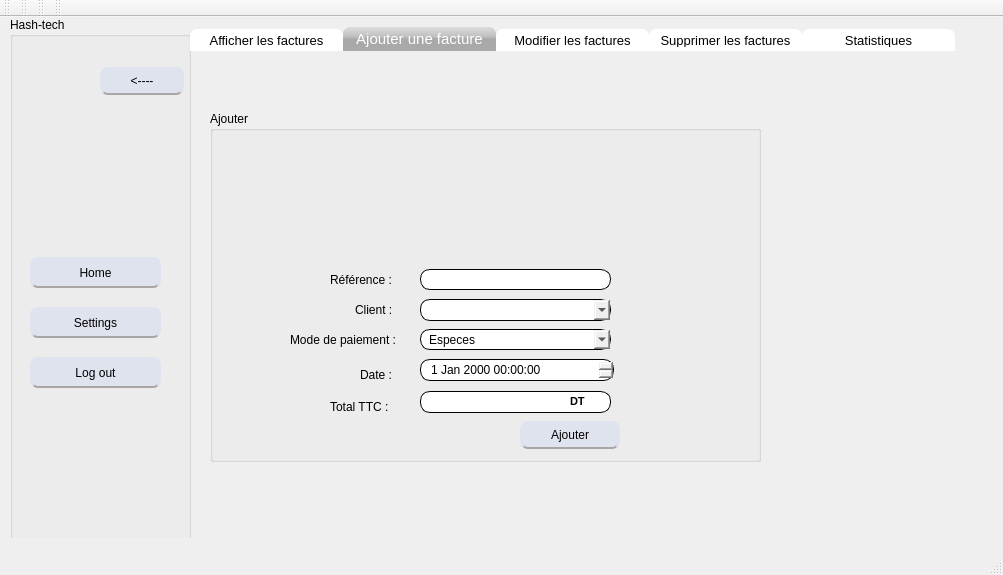
naouelboughattas/Smart_Shop_2A17, file mainwindow.ui: the form before one commit.
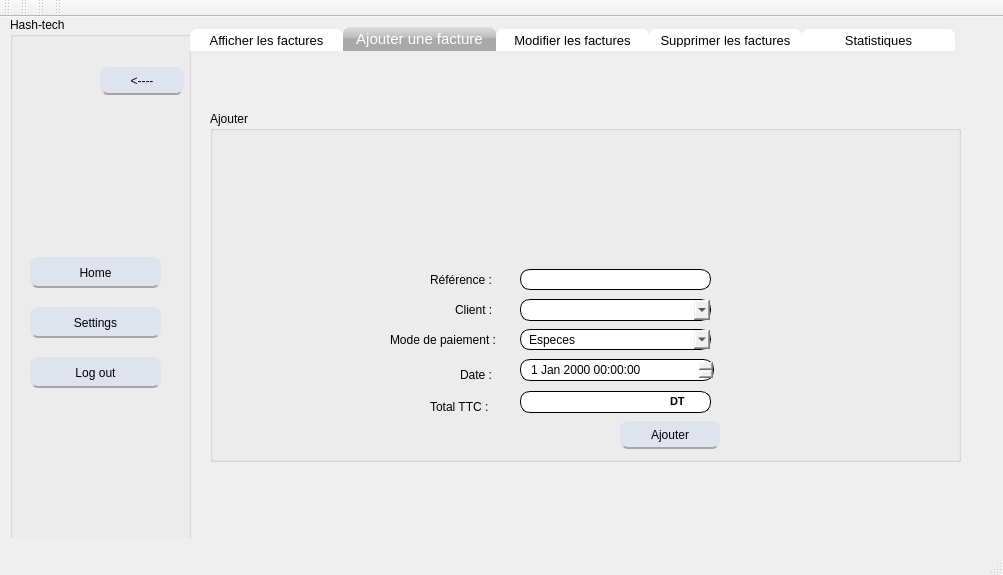
The form after the commit. The open tabs and pages were chosen to show the change. Icons and pictures are not drawn. Custom widgets are drawn as their Qt base class.

Commit message: EKHER UPDATE LYOUM !

Patch:
```diff
--- a/mainwindow.ui
+++ b/mainwindow.ui
@@ -785,7 +785,7 @@
          <rect>
           <x>20</x>
           <y>60</y>
-          <width>551</width>
+          <width>751</width>
           <height>351</height>
          </rect>
         </property>
@@ -798,7 +798,7 @@
          </property>
          <property name="geometry">
           <rect>
-           <x>210</x>
+           <x>310</x>
            <y>158</y>
            <width>191</width>
            <height>21</height>
@@ -821,7 +821,7 @@
         <widget class="QLineEdit" name="le_ttc_f">
          <property name="geometry">
           <rect>
-           <x>210</x>
+           <x>310</x>
            <y>280</y>
            <width>191</width>
            <height>22</height>
@@ -841,7 +841,7 @@
         <widget class="QLabel" name="label">
          <property name="geometry">
           <rect>
-           <x>120</x>
+           <x>220</x>
            <y>158</y>
            <width>71</width>
            <height>21</height>
@@ -854,7 +854,7 @@
         <widget class="QLabel" name="label_2">
          <property name="geometry">
           <rect>
-           <x>150</x>
+           <x>250</x>
            <y>248</y>
            <width>41</width>
            <height>31</height>
@@ -867,7 +867,7 @@
         <widget class="QLabel" name="label_3">
          <property name="geometry">
           <rect>
-           <x>120</x>
+           <x>220</x>
            <y>280</y>
            <width>81</width>
            <height>31</height>
@@ -880,7 +880,7 @@
         <widget class="QPushButton" name="pb_ajouter">
          <property name="geometry">
           <rect>
-           <x>310</x>
+           <x>410</x>
            <y>310</y>
            <width>100</width>
            <height>28</height>
@@ -916,7 +916,7 @@
         <widget class="QDateTimeEdit" name="date_box">
          <property name="geometry">
           <rect>
-           <x>210</x>
+           <x>310</x>
            <y>248</y>
            <width>194</width>
            <height>22</height>
@@ -936,7 +936,7 @@
         <widget class="QLabel" name="label_11">
          <property name="geometry">
           <rect>
-           <x>360</x>
+           <x>460</x>
            <y>270</y>
            <width>31</width>
            <height>41</height>
@@ -956,7 +956,7 @@
         <widget class="QComboBox" name="le_client">
          <property name="geometry">
           <rect>
-           <x>210</x>
+           <x>310</x>
            <y>188</y>
            <width>191</width>
            <height>22</height>
@@ -976,7 +976,7 @@
         <widget class="QLabel" name="label_14">
          <property name="geometry">
           <rect>
-           <x>145</x>
+           <x>245</x>
            <y>188</y>
            <width>81</width>
            <height>21</height>
@@ -989,7 +989,7 @@
         <widget class="QLabel" name="label_16">
          <property name="geometry">
           <rect>
-           <x>80</x>
+           <x>180</x>
            <y>218</y>
            <width>121</width>
            <height>21</height>
@@ -1002,7 +1002,7 @@
         <widget class="QComboBox" name="le_mode_f">
          <property name="geometry">
           <rect>
-           <x>210</x>
+           <x>310</x>
            <y>218</y>
            <width>191</width>
            <height>21</height>
@@ -1038,7 +1038,7 @@
        <widget class="QLabel" name="label_4">
         <property name="geometry">
          <rect>
-          <x>260</x>
+          <x>360</x>
           <y>80</y>
           <width>111</width>
           <height>111</height>
```
Left out of the diff: 68 changed lines with no effect on the pictures. The commit also changes 2 other files.
